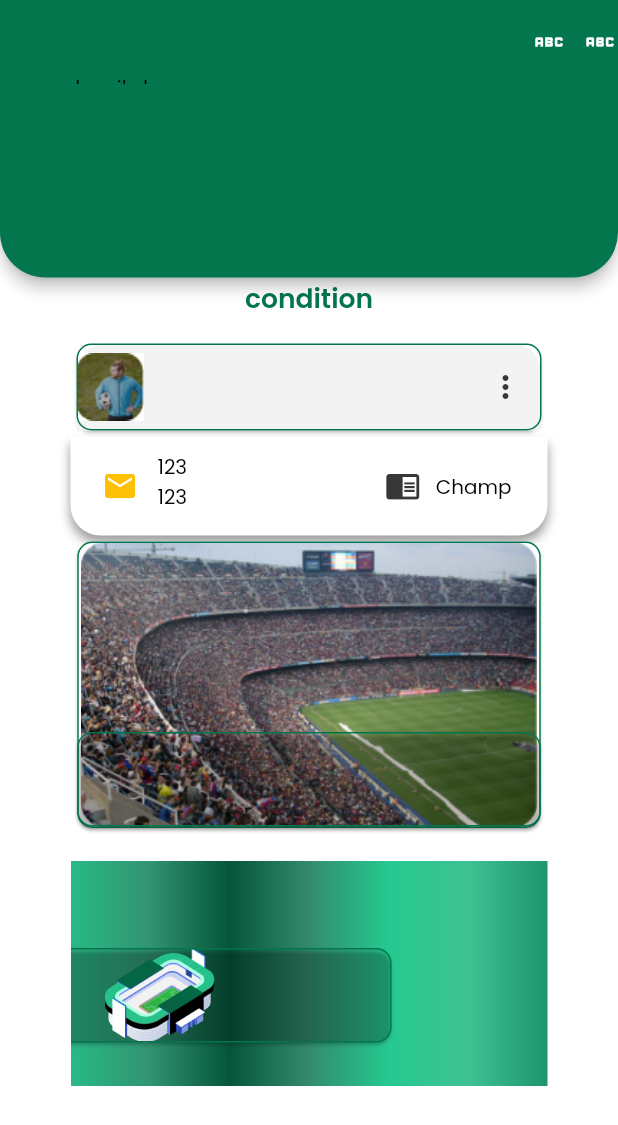
After one commit to duongquangsang080299/flutter_exercise, a Flutter app: the HomePage screen opened by its route, on a phone screen of 412 x 824 dp. The commit adds this screen. Shown: the top 1125 px of the screen. Run offline on Flutter 3.47's test engine with Material 2 defaults, Android fonts, the phone set to English and light mode, and no system bars; our stand-ins replace bloc, device_preview, go_router, percent_indicator; generated files the repository leaves out were written again.

Commit message:
Update File Project

```diff
--- a/lib/presentation/auth/sign_in.dart
+++ b/lib/presentation/auth/sign_in.dart
@@ -89,7 +89,7 @@ class _SignInState extends State<SignIn> {
                   } else {
                     debugPrint('Form is invalid');
                   }
-                  GoRouter.of(context).go('/playerPage');
+                  context.go('/playerPage');
                 },
                 text: context.l10n.loginButton,
                 style: context.textTheme.displayMedium?.copyWith(
--- a/lib/presentation/auth/sign_up.dart
+++ b/lib/presentation/auth/sign_up.dart
@@ -140,7 +140,7 @@ class _SignUpState extends State<SignUp> {
                           ),
                     ),
                     TextSpan(
-                      text: context.l10n.textcondition,
+                      text: context.l10n.textCondition,
                       style: Theme.of(context).textTheme.bodyLarge?.copyWith(
                             fontWeight: AppFontWeight.medium,
                             color: AppColor.primaryColor,
--- /dev/null
+++ b/lib/presentation/pages/home.dart
@@ -0,0 +1,180 @@
+import 'package:flutter/material.dart';
+import 'package:soccer_club_app/core/color/app_color.dart';
+import 'package:soccer_club_app/l10n/l10n.dart';
+import 'package:soccer_club_app/widgets/app_bar.dart';
+import 'package:soccer_club_app/widgets/card.dart';
+import 'package:soccer_club_app/widgets/text.dart';
+
+class HomePage extends StatelessWidget {
+  const HomePage({super.key});
+
+  @override
+  Widget build(BuildContext context) {
+    return Scaffold(
+      appBar: PreferredSize(
+        preferredSize: const Size.fromHeight(185),
+        child: SCAppBar.second(
+          backgroundColor: AppColor.primaryColor,
+          title: 'asuduasjhd',
+          centerTitle: false,
+          subtitle: 'ạkhdhjkasd',
+          actions: const [
+            Icon(Icons.abc),
+            SizedBox(width: 10),
+            Icon(
+              Icons.abc_rounded,
+            ),
+          ],
+        ),
+      ),
+      body: Column(
+        children: [
+          Center(
+            child:
+                SCText.displayLarge(context, text: context.l10n.textCondition),
+          ),
+          const SizedBox(height: 13),
+          SizedBox(
+            height: 66,
+            width: 318,
+            child: SCCard.match(
+              child: Expanded(
+                child: Container(
+                  decoration: const BoxDecoration(
+                    color: Color(0xFFF3F3F3),
+                    borderRadius: BorderRadius.only(
+                      topLeft: Radius.circular(20),
+                      topRight: Radius.circular(20),
+                    ),
+                  ),
+                  child: Row(
+                    mainAxisAlignment: MainAxisAlignment.spaceBetween,
+                    children: [
+                      Image.asset('assets/images/image1.png'),
+                      IconButton(
+                        onPressed: () {},
+                        icon: const Icon(
+                          Icons.more_vert_outlined,
+                        ),
+                      ),
+                    ],
+                  ),
+                ),
+              ),
+            ),
+          ),
+          SizedBox(
+            width: 318,
+            height: 66,
+            child: Expanded(
+              child: Container(
+                decoration: const BoxDecoration(
+                  color: Colors.white,
+                  borderRadius: BorderRadius.only(
+                    bottomLeft: Radius.circular(20),
+                    bottomRight: Radius.circular(20),
+                  ),
+                  boxShadow: [
+                    BoxShadow(
+                      color: Colors.grey,
+                      offset: Offset(0, 5),
+                      blurRadius: 5,
+                    ),
+                  ],
+                ),
+                child: const Padding(
+                  padding: EdgeInsets.only(left: 21, right: 24),
+                  child: Row(
+                    mainAxisAlignment: MainAxisAlignment.spaceBetween,
+                    children: [
+                      Row(
+                        children: [
+                          Icon(Icons.email, color: Colors.amber),
+                          Padding(
+                            padding: EdgeInsets.symmetric(
+                              vertical: 10,
+                              horizontal: 13,
+                            ),
+                            child: Column(
+                              children: [
+                                Text('123'),
+                                Text('123'),
+                              ],
+                            ),
+                          ),
+                        ],
+                      ),
+                      Row(
+                        children: [
+                          Icon(Icons.chrome_reader_mode),
+                          SizedBox(
+                            width: 10,
+                          ),
+                          Text('Champ'),
+                        ],
+                      ),
+                    ],
+                  ),
+                ),
+              ),
+            ),
+          ),
+          Stack(
+            children: [
+              SCCard.avatar(
+                width: 317,
+                height: 199,
+                child: Image.asset('assets/images/background.png'),
+              ),
+              Positioned(
+                bottom: 1,
+                child: SCCard.avatar(
+                  width: 317,
+                  height: 71,
+                  color: Colors.transparent,
+                  child: const SizedBox.shrink(),
+                ),
+              ),
+            ],
+          ),
+          const SizedBox(height: 18),
+          Stack(
+            children: [
+              Container(
+                width: 318,
+                  height: 150,
+                decoration: const BoxDecoration(
+                  gradient: LinearGradient(
+                    colors: [
+                      Color(0xff29b986),
+                      Color(0xff319471),
+                      Color(0xff055539),
+                      Color(0xff338b6c),
+                      Color(0xff25c990),
+                      Color(0xff3ec193),
+                      Color(0xff1e956c),
+                    ],
+                  ),
+                ),
+                // child: SCCard.avatar(
+                //   width: 318,
+                //   height: 150,
+                // ),
+              ),
+              Positioned(
+                bottom: 25,
+                right: 100,
+                child: SCCard.avatar(
+                  width: 317,
+                  height: 71,
+                  color:Colors.transparent,
+                  child: Image.asset('assets/images/stadium.png',width: 145,height: 125,)
+                ),
+              ),
+            ],
+          )
+        ],
+      ),
+    );
+  }
+}
--- a/lib/routes/routes.dart
+++ b/lib/routes/routes.dart
@@ -2,6 +2,7 @@ import 'package:flutter/material.dart';
 import 'package:go_router/go_router.dart';
 import 'package:soccer_club_app/presentation/auth/sign_in.dart';
 import 'package:soccer_club_app/presentation/auth/sign_up.dart';
+import 'package:soccer_club_app/presentation/pages/home.dart';
 import 'package:soccer_club_app/presentation/pages/onboarding.dart';
 import 'package:soccer_club_app/presentation/pages/player1.dart';
 import 'package:soccer_club_app/presentation/pages/welcome_screen.dart';
@@ -52,6 +53,12 @@ final GoRouter appRouter = GoRouter(
       builder: (BuildContext context, GoRouterState state) =>
           const PlayerPage(),
     ),
+    GoRoute(
+      path: AppRoutes.homePage.path,
+      name: AppRoutes.homePage.name,
+      builder: (BuildContext context, GoRouterState state) =>
+          const HomePage(),
+    ),
   ],
 );
 
@@ -84,6 +91,10 @@ enum AppRoutes {
   playerPage(
     name: 'playerPage',
     path: '/playerPage',
+  ),
+  homePage(
+    name: 'homePage',
+    path: '/homePage',
   );
 
 
--- a/lib/widgets/app_bar.dart
+++ b/lib/widgets/app_bar.dart
@@ -2,14 +2,14 @@ import 'package:flutter/material.dart';
 import 'package:soccer_club_app/widgets/text.dart';
 
 /// Define AppBar
-class SCAppBar extends StatelessWidget {
+class SCAppBar extends StatelessWidget implements PreferredSize {
   /// Constructor for the SCAppBar widget
   const SCAppBar({
     required this.title,
     super.key,
     this.subtitle,
     this.leading,
-    this.actions= const [],
+    this.actions = const [],
     this.backgroundColor,
     this.centerTitle,
   });
@@ -20,24 +20,30 @@ class SCAppBar extends StatelessWidget {
     Color? backgroundColor,
     bool? centerTitle,
     Widget? leading,
+    List<Widget>? actions,
   }) {
     return SCAppBar(
       backgroundColor: backgroundColor,
       title: title,
       leading: leading,
       centerTitle: centerTitle,
+      actions: actions ?? [],
     );
   }
 
   /// Factory constructor for creating a non-home app bar
   factory SCAppBar.second({
     required String title,
+    required String subtitle,
     Color? backgroundColor,
     bool? centerTitle,
+    List<Widget>? actions,
   }) {
     return SCAppBar(
       title: title,
+      subtitle: subtitle,
       backgroundColor: backgroundColor,
+      actions: actions ?? [],
       centerTitle: centerTitle,
     );
   }
@@ -53,16 +59,28 @@ class SCAppBar extends StatelessWidget {
   Widget build(BuildContext context) {
     return AppBar(
       /// Define leading widget
+      leadingWidth: 0,
+      titleSpacing: 20,
       leading: leading ?? const SizedBox.shrink(),
       backgroundColor: backgroundColor,
-      title: Column(
-        children: [
-          SCText.bodyMedium(context, text: title),
-          if (subtitle?.isNotEmpty ?? false) Text(subtitle ?? ''),
-        ],
+      title: Transform(
+        transform: Matrix4.translationValues(0, 40, 0),
+        child: Column(
+          children: [
+            SCText.bodyMedium(context, text: title),
+            if (subtitle?.isNotEmpty ?? false)
+              SCText.bodyMedium(context, text: subtitle ?? ''),
+          ],
+        ),
       ),
       actions: actions,
       centerTitle: centerTitle ?? true,
     );
   }
+
+  @override
+  Widget get child => throw UnimplementedError();
+
+  @override
+  Size get preferredSize => const Size.fromHeight(kToolbarHeight);
 }
--- a/lib/widgets/card.dart
+++ b/lib/widgets/card.dart
@@ -1,4 +1,5 @@
 import 'package:flutter/material.dart';
+import 'package:soccer_club_app/core/extention.dart';
 
 /// Define Card Avata
 class SCCard extends StatelessWidget {
@@ -11,17 +12,18 @@ class SCCard extends StatelessWidget {
     this.shape,
     this.selected,
     this.elevation,
+    this.borderRadius,
   });
-
 
   /// Factory constructor for creating a card with an avatar
   factory SCCard.avatar({
     ShapeBorder? shape,
     Widget? child,
-    double width = 45,
-    double height = 45,
+    double width = 120,
+    double height = 122,
     bool? selected,
-    Color color=Colors.white,
+    Color? color ,
+    BorderRadiusGeometry? borderRadius,
   }) {
     return SCCard(
       shape: shape,
@@ -29,6 +31,7 @@ class SCCard extends StatelessWidget {
       height: height,
       selected: selected,
       color: color,
+      borderRadius: borderRadius,
       child: child,
     );
   }
@@ -55,24 +58,27 @@ class SCCard extends StatelessWidget {
   final Widget? child;
   final bool? selected;
   final double? elevation;
+  final BorderRadiusGeometry? borderRadius;
 
   @override
   Widget build(BuildContext context) {
-    final _theme = Theme.of(context);
-
     return SizedBox(
       height: height,
       width: width,
       child: Card(
         elevation: elevation,
         shape: RoundedRectangleBorder(
+          borderRadius: borderRadius ??
+              const BorderRadius.all(
+                Radius.circular(10),
+              ),
           side: BorderSide(
             color: selected ?? false
-                ? _theme.colorScheme.primary
-                : _theme.primaryColor,
+                ? context.colorScheme.primary
+                : context.themeData.primaryColor,
           ),
         ),
-        color: color ,
+        color: color,
         child: child ?? Image.asset('/default-avatar'),
       ),
     );
```
Also changed, not shown: lib/basic_widget.dart (deleted, +0 -84 lines), lib/filled_button.dart (deleted, +0 -49 lines), lib/presentation/pages/player1.dart (+148 -25 lines), lib/presentation/player1.dart (deleted, +0 -73 lines), assets/images/background.png (added), assets/images/default_avatar.png (added), assets/images/image1.png (added), assets/images/placeholder (1).png (added), assets/images/placeholder.png (added), assets/images/ronaldo.png (added), assets/images/stadium.png (added), lib/screen/home.dart (deleted).
